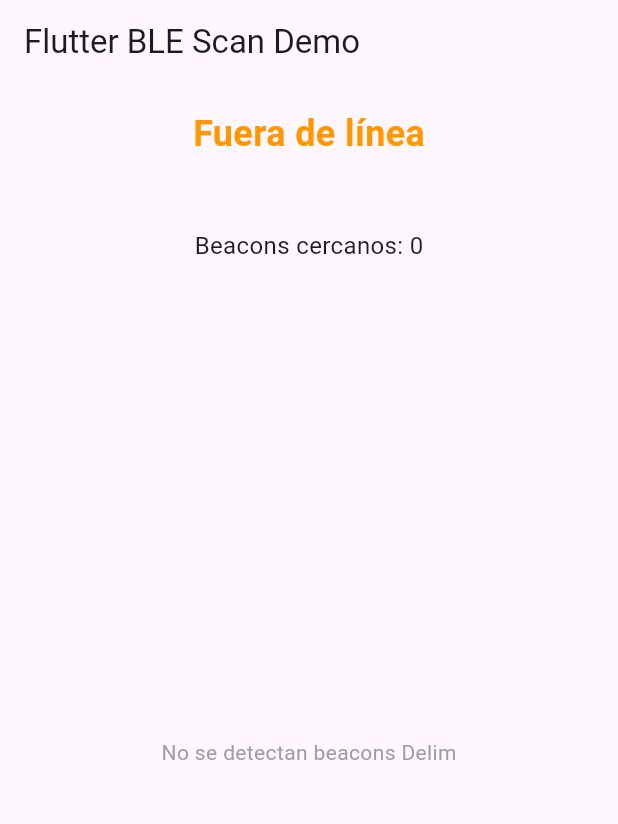
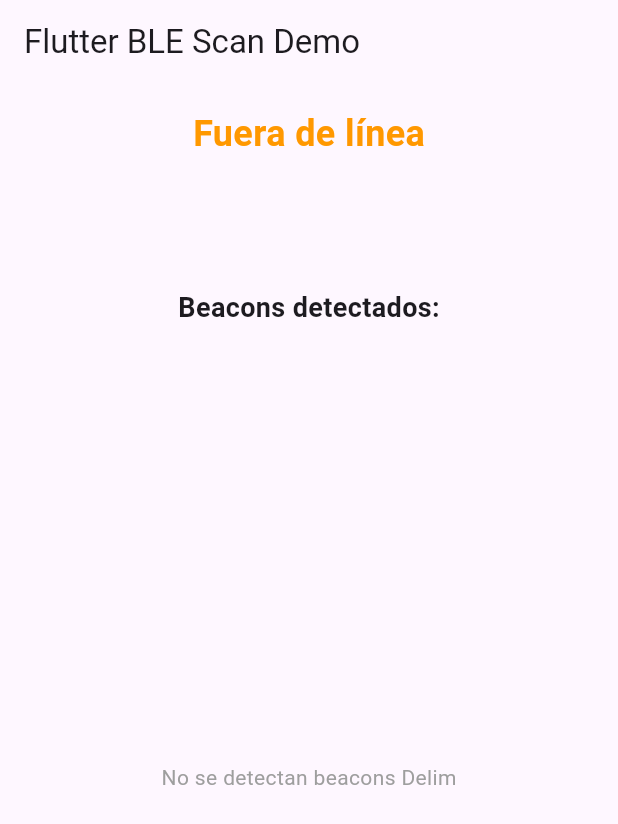
Before and after one commit to jesusUrbani/flutterBLE, a Flutter app: the screen it shows after launch, on a phone screen of 412 x 824 dp. Shown: the top 824 px of the screen. Run offline on Flutter 3.47's test engine with Material 3 defaults, Android fonts, the light colour scheme and no system bars; our stand-ins replace flutter_blue_plus, permission_handler.

Commit message:
Update caseta.dart

```diff
--- a/flutter/flutter_ble_app/lib/caseta.dart
+++ b/flutter/flutter_ble_app/lib/caseta.dart
@@ -22,6 +22,8 @@ class _CasetaPageState extends State<CasetaPage> {
   String estadoBLE = "";
   List<String> mensajesBLE = [];
 
+  Map<String, DateTime> beaconLastSeen = {};
+
   // Variables de escaneo BLE
   bool _bluetoothOn = false;
   bool isScanning = false;
@@ -40,11 +42,12 @@ class _CasetaPageState extends State<CasetaPage> {
   void initState() {
     super.initState();
     _checkPermissionsAndBluetooth();
-    _startBeaconCheckTimer();
+    _startBeaconMonitoring();
   }
 
-  void _startBeaconCheckTimer() {
-    _beaconCheckTimer = Timer.periodic(Duration(seconds: 3), (timer) {
+  void _startBeaconMonitoring() {
+    _beaconCheckTimer = Timer.periodic(Duration(seconds: 2), (timer) {
+      // Si hay conexión BLE pero menos de 2 beacons, desconectar
       if (dispositivoBLE != null && beaconsDelim.length < 2) {
         _detenerConexionBLE();
         setState(() {
@@ -52,8 +55,6 @@ class _CasetaPageState extends State<CasetaPage> {
           estadoConexion = 'Fuera de línea';
           colorEstado = Colors.orange;
         });
-      } else if (dispositivoBLE == null && beaconsDelim.length >= 2) {
-        _conectarABleUrbani();
       }
     });
   }
@@ -98,25 +99,26 @@ class _CasetaPageState extends State<CasetaPage> {
     isScanning = true;
 
     scanSubscription = FlutterBluePlus.scanResults.listen((results) {
+      // Filtrar SOLO lo que viene en el paquete actual
       final currentBeacons = results.where((result) {
         final name = result.advertisementData.localName.isNotEmpty
             ? result.advertisementData.localName
             : result.device.name;
+
         return name.startsWith('Delim') &&
             result.rssi >= -100 &&
             result.rssi <= -1;
       }).toList();
 
+      // Actualizar estado y lista en base al paquete recibido
       setState(() {
         beaconsDelim = currentBeacons;
-      });
 
-      setState(() {
         if (!_bluetoothOn) {
           estadoConexion = 'Sin conexión';
           colorEstado = Colors.black;
         } else if (dispositivoBLE != null) {
-          estadoConexion = 'Conectado (${beaconsDelim.length} beacons)';
+          estadoConexion = 'Conectado a BLE_URBANI';
           colorEstado = Colors.green;
         } else if (beaconsDelim.isNotEmpty) {
           estadoConexion = 'Beacons detectados: ${beaconsDelim.length}';
@@ -130,7 +132,8 @@ class _CasetaPageState extends State<CasetaPage> {
   }
 
   Future<void> _conectarABleUrbani() async {
-    if (isConnecting || dispositivoBLE != null) return;
+    if (isConnecting || dispositivoBLE != null || beaconsDelim.length < 2)
+      return;
 
     setState(() {
       isConnecting = true;
@@ -268,7 +271,6 @@ class _CasetaPageState extends State<CasetaPage> {
         return ListTile(
           leading: Icon(Icons.message, color: Colors.blue),
           title: Text(mensajesBLE[index]),
-          trailing: Text('${index + 1}/${mensajesBLE.length}'),
         );
       },
     );
@@ -311,11 +313,31 @@ class _CasetaPageState extends State<CasetaPage> {
               estadoBLE,
               style: TextStyle(fontSize: 18, color: Colors.purple),
             ),
+            SizedBox(height: 20),
+            // Botón de conexión (solo visible cuando hay ≥2 beacons y no está conectado)
+            if (beaconsDelim.length >= 2 && dispositivoBLE == null)
+              ElevatedButton(
+                onPressed: _conectarABleUrbani,
+                style: ElevatedButton.styleFrom(
+                  backgroundColor: Colors.blue,
+                  padding: EdgeInsets.symmetric(horizontal: 30, vertical: 15),
+                ),
+                child: Text(
+                  'Conectar a BLE_URBANI',
+                  style: TextStyle(fontSize: 18),
+                ),
+              ),
             SizedBox(height: 10),
-            Text(
-              'Beacons cercanos: ${beaconsDelim.length}',
-              style: TextStyle(fontSize: 16),
-            ),
+            // Botón de desconexión (solo visible cuando está conectado)
+            if (dispositivoBLE != null)
+              ElevatedButton(
+                onPressed: _detenerConexionBLE,
+                style: ElevatedButton.styleFrom(
+                  backgroundColor: Colors.red,
+                  padding: EdgeInsets.symmetric(horizontal: 30, vertical: 15),
+                ),
+                child: Text('Desconectar', style: TextStyle(fontSize: 18)),
+              ),
             SizedBox(height: 20),
             if (dispositivoBLE != null) ...[
               Text(
@@ -324,6 +346,11 @@ class _CasetaPageState extends State<CasetaPage> {
               ),
               Expanded(child: _buildMensajesBLE()),
             ],
+            Text(
+              'Beacons detectados:',
+              style: TextStyle(fontSize: 18, fontWeight: FontWeight.bold),
+            ),
+            SizedBox(height: 10),
             Expanded(child: _buildBeaconList()),
           ],
         ),
```
